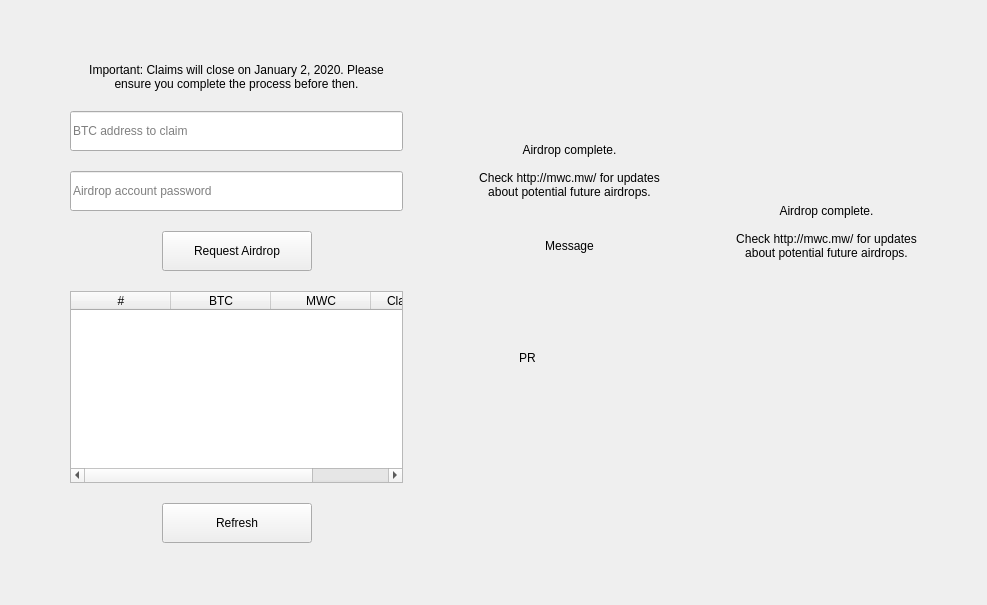
The window that windows/m_airdrop.ui (0xkobe/mwc-wallet) describes before a commit, drawn with Qt 5.
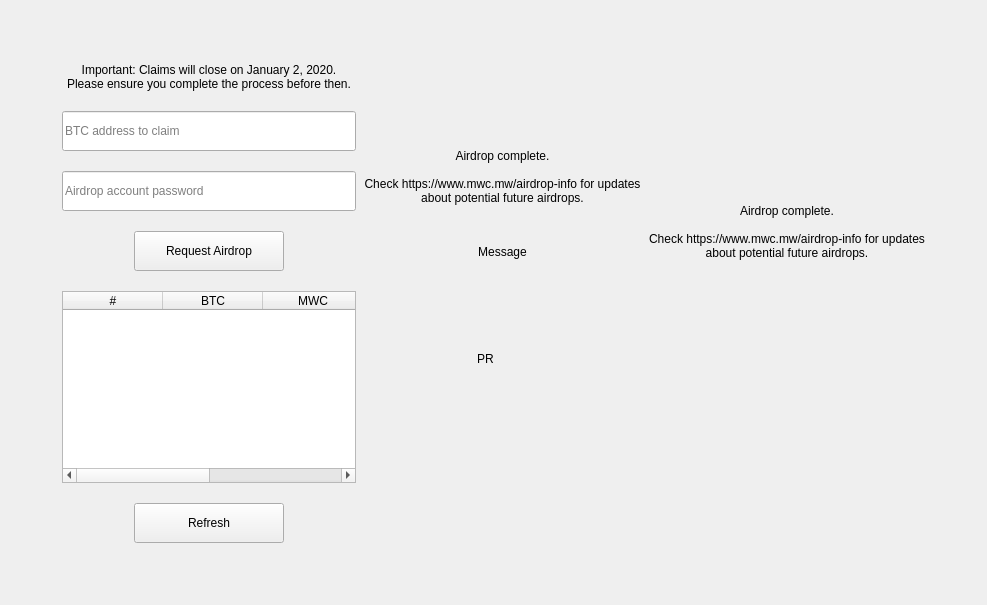
The same window after the commit. Custom widgets are drawn as their Qt base class.

Patch:
```diff
--- a/windows/m_airdrop.ui
+++ b/windows/m_airdrop.ui
@@ -341,7 +341,7 @@
           <property name="text">
            <string>Airdrop complete.
 
-Check http://mwc.mw/ for updates
+Check https://www.mwc.mw/airdrop-info for updates
 about potential future airdrops.</string>
           </property>
           <property name="alignment">
@@ -419,14 +419,14 @@
             </property>
             <property name="minimumSize">
              <size>
-              <width>100</width>
-              <height>50</height>
+              <width>50</width>
+              <height>25</height>
              </size>
             </property>
             <property name="maximumSize">
              <size>
-              <width>100</width>
-              <height>50</height>
+              <width>50</width>
+              <height>25</height>
              </size>
             </property>
             <property name="text">
@@ -439,13 +439,13 @@
             <property name="minimumSize">
              <size>
               <width>1</width>
-              <height>50</height>
+              <height>25</height>
              </size>
             </property>
             <property name="maximumSize">
              <size>
               <width>1</width>
-              <height>50</height>
+              <height>25</height>
              </size>
             </property>
            </widget>
@@ -523,7 +523,7 @@
           <property name="text">
            <string>Airdrop complete.
 
-Check http://mwc.mw/ for updates
+Check https://www.mwc.mw/airdrop-info for updates
 about potential future airdrops.</string>
           </property>
           <property name="alignment">
```
